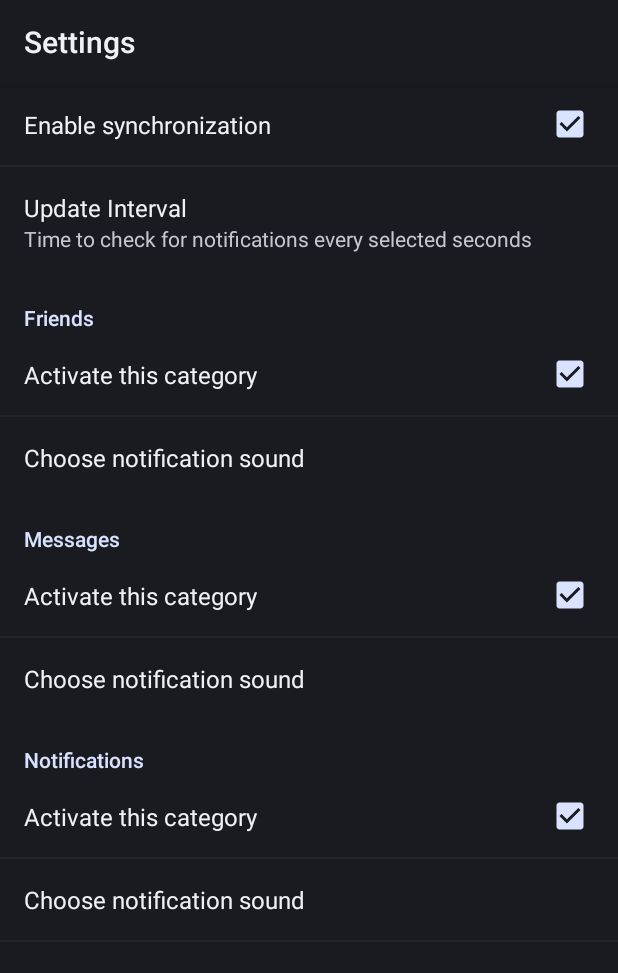
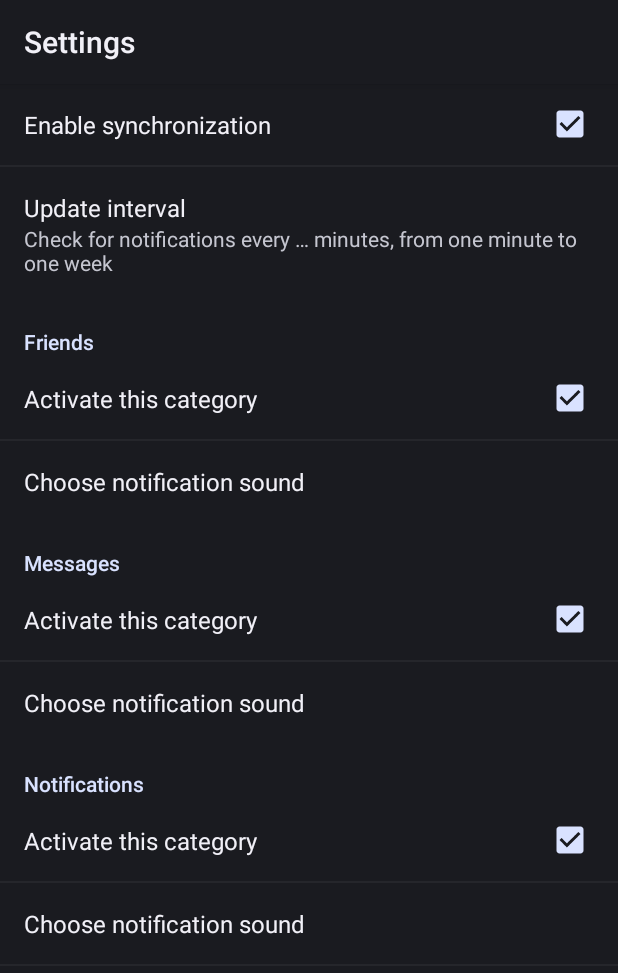
Before and after one commit to gsurrel/FacebookNotifications, an Android app: the screen it shows after launch (PrefsActivity), in the options menu, after a tap on "Settings", on a phone screen of 412 x 824 dp. Shown: the top 973 px of the screen. Run offline under Robolectric (Android 15) with nearby library versions, the phone set to English and light mode, and no system bars.

Commit message:
Added ability for the user to configure the update interval.

```diff
--- a/app/build.gradle
+++ b/app/build.gradle
@@ -7,8 +7,8 @@ android {
         applicationId "org.surrel.facebooknotifications"
         minSdkVersion 17
         targetSdkVersion 23
-        versionCode 4
-        versionName '1.6.1'
+        versionCode 5
+        versionName '1.6.2'
     }
     buildTypes {
         release {
--- a/app/src/main/java/org/surrel/facebooknotifications/MainActivity.java
+++ b/app/src/main/java/org/surrel/facebooknotifications/MainActivity.java
@@ -13,7 +13,6 @@ import android.webkit.WebViewClient;
 
 public class MainActivity extends Activity {
     public static final int AlarmType = AlarmManager.ELAPSED_REALTIME_WAKEUP;
-    public static final long TIME_SEC_MILLIS = AlarmManager.INTERVAL_FIFTEEN_MINUTES / 3;
 
     private WebView webview;
 
--- a/app/src/main/java/org/surrel/facebooknotifications/PrefsActivity.java
+++ b/app/src/main/java/org/surrel/facebooknotifications/PrefsActivity.java
@@ -21,8 +21,9 @@ public class PrefsActivity extends PreferenceActivity implements SharedPreferenc
 
         Log.d("fbn.PrefsActivity", key);
 
-        if ( key.equals(getResources().getString(R.string.enable_notification_synchro)) || key.equals(getResources().getString(R.string.update_interval)) ) {
-            Log.d("fbn.PrefsActivity", "calling WakeupManager");
+        if (key.equals(getResources().getString(R.string.enable_notification_synchro))
+                || key.equals(getResources().getString(R.string.update_interval))) {
+            Log.d("fbn.PrefsActivity", "Calling WakeupManager");
             WakeupManager.updateNotificationSystem(this);
         }
 
--- a/app/src/main/java/org/surrel/facebooknotifications/WakeupManager.java
+++ b/app/src/main/java/org/surrel/facebooknotifications/WakeupManager.java
@@ -18,16 +18,15 @@ public class WakeupManager {
         boolean notifications = sharedPref.getBoolean(context.getString(R.string.enable_notification_synchro), true);
         Log.i("fbn", "Notifications enabled? " + notifications);
         if (notifications) {
-
-            int refreshTime = 5;
-
-            String refreshTimeStr = sharedPref.getString(context.getResources().getString(R.string.update_interval), null );
-
-            if( refreshTimeStr!=null && !refreshTimeStr.isEmpty() ){
-                refreshTime = Integer.parseInt( refreshTimeStr );
+            int refreshTime = 5; // In minutes
+            String refreshTimeStr = sharedPref.getString(context.getResources().getString(R.string.update_interval), null);
+            if (refreshTimeStr != null && !refreshTimeStr.isEmpty()) {
+                int userTime = Integer.parseInt(refreshTimeStr);
+                if(userTime > 0 && userTime <= 10080) {
+                    refreshTime = userTime;
+                }
             }
-
-            alarmManager.setInexactRepeating(MainActivity.AlarmType, SystemClock.elapsedRealtime() + refreshTime*1000, MainActivity.TIME_SEC_MILLIS, pendingIntent);
+            alarmManager.setInexactRepeating(MainActivity.AlarmType, SystemClock.elapsedRealtime() + 5000, refreshTime * 1000 * 60, pendingIntent);
         } else {
             alarmManager.cancel(pendingIntent);
         }
--- a/app/src/main/res/values/strings.xml
+++ b/app/src/main/res/values/strings.xml
@@ -21,8 +21,8 @@
     <string name="notification_category_activate">Activate this category</string>
     <string name="notification_sound">Notification sound</string>
     <string name="notification_sound_choice">Choose notification sound</string>
-    <string name="update_interval">Update Interval</string>
-    <string name="enter_seconds">Enter time in seconds</string>
-    <string name="update_interval_summary">Time to check for notifications every selected seconds</string>
+    <string name="update_interval">Update interval</string>
+    <string name="enter_minutes">Approximate update time (in minutes)</string>
+    <string name="update_interval_summary">Check for notifications every … minutes, from one minute to one week</string>
 
 </resources>
--- a/app/src/main/res/xml/preferences.xml
+++ b/app/src/main/res/xml/preferences.xml
@@ -8,12 +8,12 @@
 		android:title="@string/enable_notification_synchro"/>
 
 	<EditTextPreference
+		android:defaultValue="5"
+		android:dialogTitle="@string/enter_minutes"
+		android:inputType="number"
+		android:key="@string/update_interval"
+		android:summary="@string/update_interval_summary"
 		android:title="@string/update_interval"
-        android:dialogTitle="@string/enter_seconds"
-		android:summary="@string/update_interval_summary"
-		android:key="@string/update_interval"
-		android:defaultValue="5"
-		android:inputType="number"
 		/>
 
 	<PreferenceCategory
```
Also changed, not shown: 4 other files.
